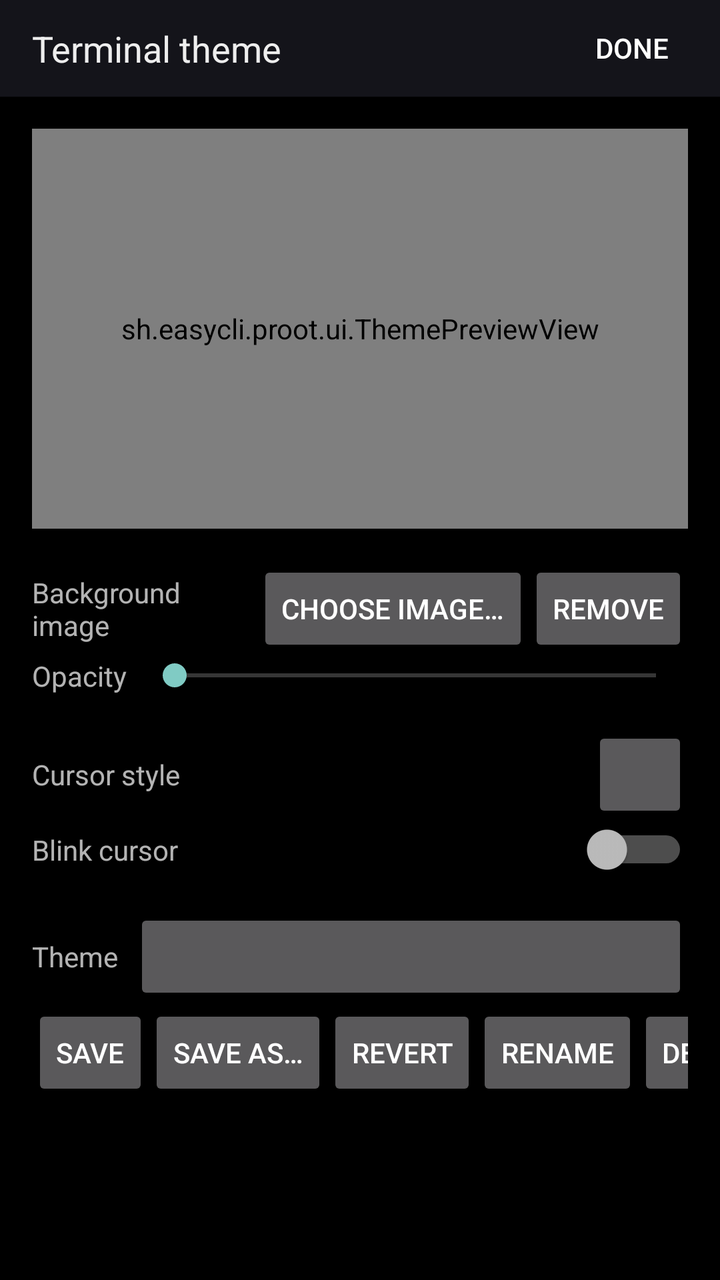
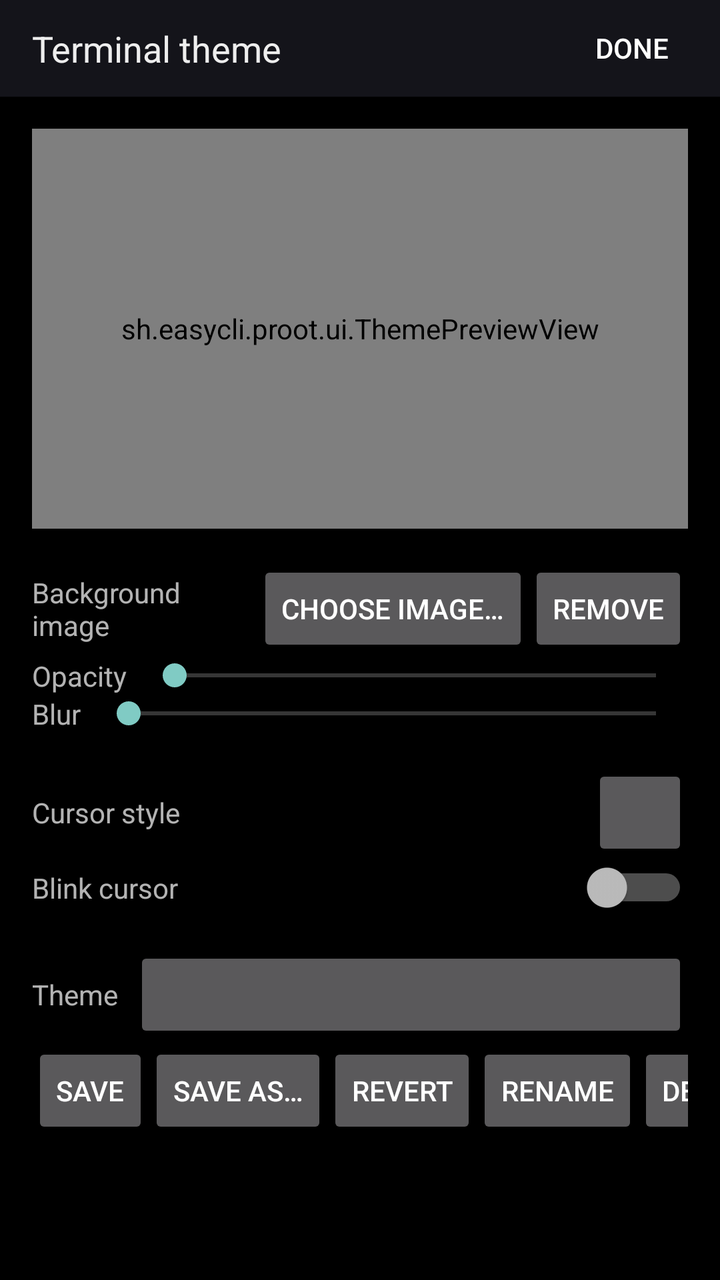

The first picture is an Android layout as it rendered before a commit; the second is the same layout after the commit. The layout source and the unified diff follow.
<!-- AndroidManifest.xml: application theme android:Theme.Material.NoActionBar -->
<!-- res/layout/activity_theme.xml -->
<?xml version="1.0" encoding="utf-8"?>
<LinearLayout xmlns:android="http://schemas.android.com/apk/res/android"
    android:id="@+id/root"
    android:layout_width="match_parent"
    android:layout_height="match_parent"
    android:orientation="vertical"
    android:background="#FF000000">

    
    <LinearLayout
        android:layout_width="match_parent"
        android:layout_height="wrap_content"
        android:orientation="horizontal"
        android:gravity="center_vertical"
        android:background="#FF14141A">

        <TextView
            android:layout_width="0dp"
            android:layout_height="wrap_content"
            android:layout_weight="1"
            android:text="@string/theme_activity_title"
            android:textColor="#FFEEEEEE"
            android:textSize="18sp"
            android:paddingLeft="16dp"
            android:paddingTop="12dp"
            android:paddingBottom="12dp" />

        <Button
            android:id="@+id/theme_done"
            style="?android:attr/borderlessButtonStyle"
            android:layout_width="wrap_content"
            android:layout_height="wrap_content"
            android:text="@string/theme_done" />

    </LinearLayout>

    <ScrollView
        android:layout_width="match_parent"
        android:layout_height="0dp"
        android:layout_weight="1">

        <LinearLayout
            android:layout_width="match_parent"
            android:layout_height="wrap_content"
            android:orientation="vertical"
            android:padding="16dp">

            <sh.easycli.proot.ui.ThemePreviewView
                android:id="@+id/theme_preview"
                android:layout_width="match_parent"
                android:layout_height="200dp" />

            
            <LinearLayout
                android:layout_width="match_parent"
                android:layout_height="wrap_content"
                android:orientation="horizontal"
                android:gravity="center_vertical"
                android:layout_marginTop="16dp">

                <TextView
                    android:layout_width="0dp"
                    android:layout_height="wrap_content"
                    android:layout_weight="1"
                    android:text="@string/theme_bg_image_label"
                    android:textColor="?android:attr/textColorSecondary" />

                <Button
                    android:id="@+id/theme_bg_choose"
                    style="?android:attr/buttonStyleSmall"
                    android:layout_width="wrap_content"
                    android:layout_height="wrap_content"
                    android:text="@string/theme_bg_image_choose" />

                <Button
                    android:id="@+id/theme_bg_remove"
                    style="?android:attr/buttonStyleSmall"
                    android:layout_width="wrap_content"
                    android:layout_height="wrap_content"
                    android:text="@string/theme_bg_image_remove" />

            </LinearLayout>

            <LinearLayout
                android:id="@+id/theme_bg_opacity_row"
                android:layout_width="match_parent"
                android:layout_height="wrap_content"
                android:orientation="horizontal"
                android:gravity="center_vertical">

                <TextView
                    android:layout_width="wrap_content"
                    android:layout_height="wrap_content"
                    android:text="@string/theme_bg_image_opacity"
                    android:textColor="?android:attr/textColorSecondary" />

                <SeekBar
                    android:id="@+id/theme_bg_opacity"
                    android:layout_width="0dp"
                    android:layout_height="wrap_content"
                    android:layout_weight="1"
                    android:layout_marginStart="8dp"
                    android:layout_marginLeft="8dp"
                    android:max="100" />

            </LinearLayout>

            
            <LinearLayout
                android:layout_width="match_parent"
                android:layout_height="wrap_content"
                android:orientation="horizontal"
                android:gravity="center_vertical"
                android:layout_marginTop="16dp">

                <TextView
                    android:layout_width="0dp"
                    android:layout_height="wrap_content"
                    android:layout_weight="1"
                    android:text="@string/theme_cursor_style"
                    android:textColor="?android:attr/textColorSecondary" />

                <Button
                    android:id="@+id/theme_cursor_style"
                    style="?android:attr/buttonStyleSmall"
                    android:layout_width="wrap_content"
                    android:layout_height="wrap_content" />

            </LinearLayout>

            <LinearLayout
                android:layout_width="match_parent"
                android:layout_height="wrap_content"
                android:orientation="horizontal"
                android:gravity="center_vertical">

                <TextView
                    android:layout_width="0dp"
                    android:layout_height="wrap_content"
                    android:layout_weight="1"
                    android:text="@string/theme_cursor_blink"
                    android:textColor="?android:attr/textColorSecondary" />

                <Switch
                    android:id="@+id/theme_cursor_blink"
                    android:layout_width="wrap_content"
                    android:layout_height="wrap_content" />

            </LinearLayout>

            
            <LinearLayout
                android:layout_width="match_parent"
                android:layout_height="wrap_content"
                android:orientation="horizontal"
                android:gravity="center_vertical"
                android:layout_marginTop="16dp">

                <TextView
                    android:layout_width="wrap_content"
                    android:layout_height="wrap_content"
                    android:text="@string/theme_picker_label"
                    android:textColor="?android:attr/textColorSecondary" />

                <Button
                    android:id="@+id/theme_name"
                    android:layout_width="0dp"
                    android:layout_height="wrap_content"
                    android:layout_weight="1"
                    android:layout_marginStart="8dp"
                    android:layout_marginLeft="8dp" />

            </LinearLayout>

            
            <HorizontalScrollView
                android:layout_width="match_parent"
                android:layout_height="wrap_content"
                android:scrollbars="none">

                <LinearLayout
                    android:layout_width="wrap_content"
                    android:layout_height="wrap_content"
                    android:orientation="horizontal">

                    <Button
                        android:id="@+id/theme_save"
                        style="?android:attr/buttonStyleSmall"
                        android:layout_width="wrap_content"
                        android:layout_height="wrap_content"
                        android:text="@string/theme_save" />

                    <Button
                        android:id="@+id/theme_save_as"
                        style="?android:attr/buttonStyleSmall"
                        android:layout_width="wrap_content"
                        android:layout_height="wrap_content"
                        android:text="@string/theme_save_as" />

                    <Button
                        android:id="@+id/theme_revert"
                        style="?android:attr/buttonStyleSmall"
                        android:layout_width="wrap_content"
                        android:layout_height="wrap_content"
                        android:text="@string/theme_revert" />

                    <Button
                        android:id="@+id/theme_rename"
                        style="?android:attr/buttonStyleSmall"
                        android:layout_width="wrap_content"
                        android:layout_height="wrap_content"
                        android:text="@string/theme_rename" />

                    <Button
                        android:id="@+id/theme_delete"
                        style="?android:attr/buttonStyleSmall"
                        android:layout_width="wrap_content"
                        android:layout_height="wrap_content"
                        android:text="@string/theme_delete" />

                </LinearLayout>

            </HorizontalScrollView>

            <GridLayout
                android:id="@+id/theme_swatches"
                android:layout_width="match_parent"
                android:layout_height="wrap_content"
                android:layout_marginTop="8dp"
                android:columnCount="4" />

        </LinearLayout>

    </ScrollView>

</LinearLayout>
<!-- resources referenced by this layout -->
<resources>
  <string name="theme_activity_title">Terminal theme</string>
  <string name="theme_bg_image_choose">Choose image…</string>
  <string name="theme_bg_image_label">Background image</string>
  <string name="theme_bg_image_opacity">Opacity</string>
  <string name="theme_bg_image_remove">Remove</string>
  <string name="theme_cursor_blink">Blink cursor</string>
  <string name="theme_cursor_style">Cursor style</string>
  <string name="theme_delete">Delete</string>
  <string name="theme_done">Done</string>
  <string name="theme_picker_label">Theme</string>
  <string name="theme_rename">Rename</string>
  <string name="theme_revert">Revert</string>
  <string name="theme_save">Save</string>
  <string name="theme_save_as">Save as…</string>
</resources>

<!-- the commit's change to res/layout/activity_theme.xml (unified diff, before → after) -->
@@ -105,6 +105,30 @@
 
             </LinearLayout>
 
+            <LinearLayout
+                android:id="@+id/theme_bg_blur_row"
+                android:layout_width="match_parent"
+                android:layout_height="wrap_content"
+                android:orientation="horizontal"
+                android:gravity="center_vertical">
+
+                <TextView
+                    android:layout_width="wrap_content"
+                    android:layout_height="wrap_content"
+                    android:text="@string/theme_bg_image_blur"
+                    android:textColor="?android:attr/textColorSecondary" />
+
+                <SeekBar
+                    android:id="@+id/theme_bg_blur"
+                    android:layout_width="0dp"
+                    android:layout_height="wrap_content"
+                    android:layout_weight="1"
+                    android:layout_marginStart="8dp"
+                    android:layout_marginLeft="8dp"
+                    android:max="100" />
+
+            </LinearLayout>
+
             
             <LinearLayout
                 android:layout_width="match_parent"
<!-- resource entries referenced after the edit -->
@@ -1,6 +1,7 @@
 <!-- resources referenced by this layout -->
 <resources>
   <string name="theme_activity_title">Terminal theme</string>
+  <string name="theme_bg_image_blur">Blur</string>
   <string name="theme_bg_image_choose">Choose image…</string>
   <string name="theme_bg_image_label">Background image</string>
   <string name="theme_bg_image_opacity">Opacity</string>
